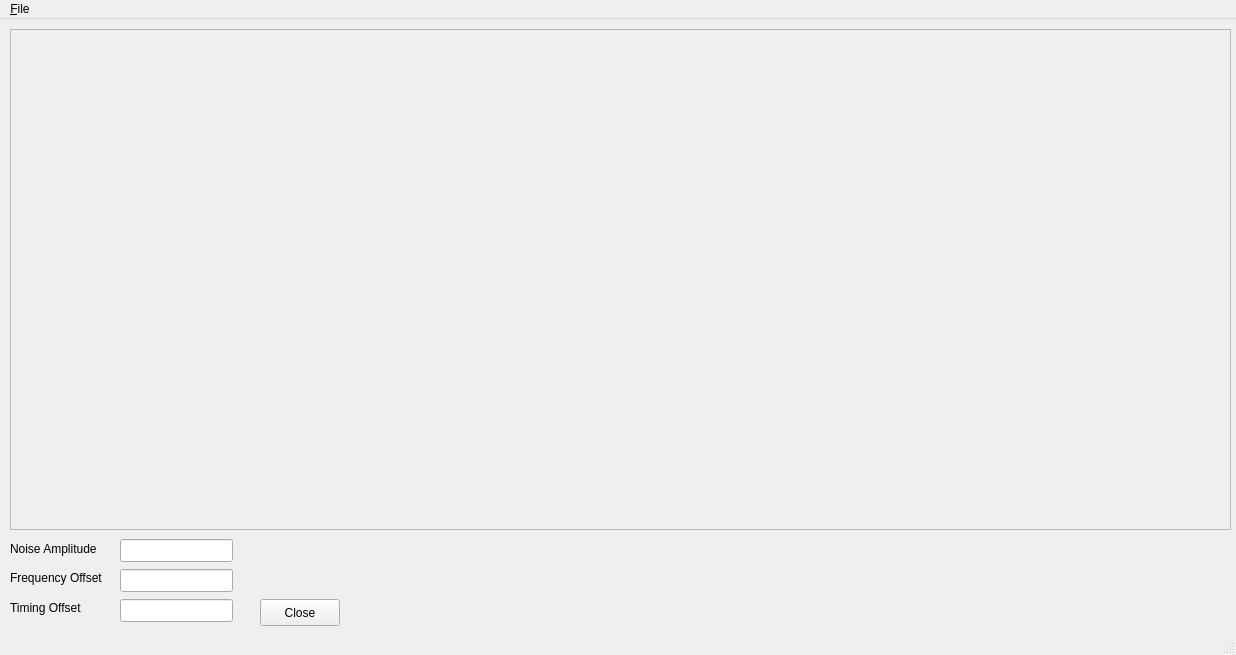
Above: gr-qtgui/src/python/qt_digital_window.ui from ZakyHermawan/gnuradio before the change. Below: the same form after it.
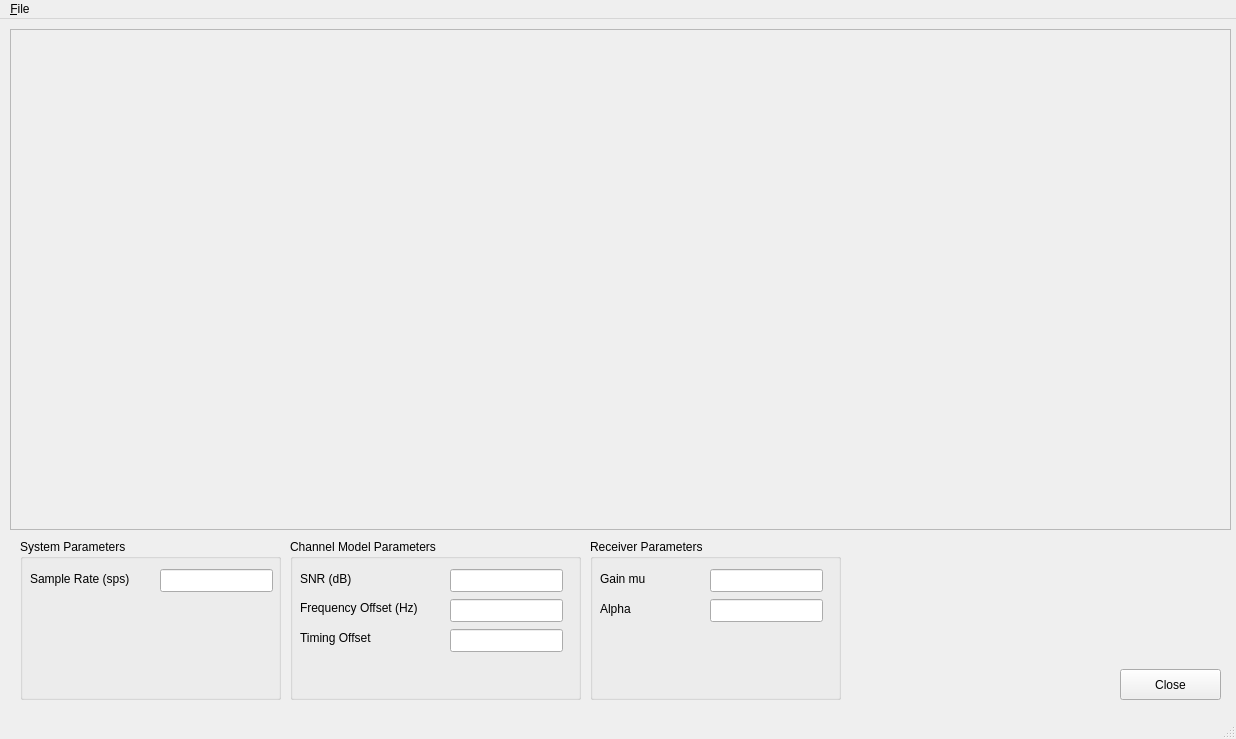
That is the form after the change.

Commit message: Improving digital GUI analysis tool. Adding receiver carrier and timing recovery loop and ability to control the some of the receiver's parameters.

Diff of the .ui file:
```diff
--- a/gr-qtgui/src/python/qt_digital_window.ui
+++ b/gr-qtgui/src/python/qt_digital_window.ui
@@ -1,102 +1,33 @@
 <ui version="4.0" >
  <class>DigitalWindow</class>
- <widget class="QMainWindow" name="DigitalWindow" >
-  <property name="geometry" >
+ <widget class="QMainWindow" name="DigitalWindow">
+  <property name="geometry">
    <rect>
     <x>0</x>
     <y>0</y>
     <width>1236</width>
-    <height>655</height>
+    <height>739</height>
    </rect>
   </property>
   <property name="windowTitle" >
    <string>MainWindow</string>
   </property>
-  <widget class="QWidget" name="centralwidget" >
-   <widget class="QLineEdit" name="noiseEdit" >
-    <property name="geometry" >
+  <widget class="QWidget" name="centralwidget">
+   <widget class="QPushButton" name="closeButton">
+    <property name="geometry">
      <rect>
-      <x>120</x>
-      <y>520</y>
-      <width>113</width>
-      <height>23</height>
+      <x>1120</x>
+      <y>650</y>
+      <width>101</width>
+      <height>31</height>
      </rect>
     </property>
-   </widget>
-   <widget class="QLabel" name="noiseLabel" >
-    <property name="geometry" >
-     <rect>
-      <x>10</x>
-      <y>520</y>
-      <width>111</width>
-      <height>20</height>
-     </rect>
-    </property>
-    <property name="text" >
-     <string>Noise Amplitude</string>
-    </property>
-   </widget>
-   <widget class="QPushButton" name="closeButton" >
-    <property name="geometry" >
-     <rect>
-      <x>260</x>
-      <y>580</y>
-      <width>80</width>
-      <height>27</height>
-     </rect>
-    </property>
-    <property name="text" >
+    <property name="text">
      <string>Close</string>
     </property>
    </widget>
-   <widget class="QLineEdit" name="freqEdit" >
-    <property name="geometry" >
-     <rect>
-      <x>120</x>
-      <y>550</y>
-      <width>113</width>
-      <height>23</height>
-     </rect>
-    </property>
-   </widget>
-   <widget class="QLineEdit" name="timeEdit" >
-    <property name="geometry" >
-     <rect>
-      <x>120</x>
-      <y>580</y>
-      <width>113</width>
-      <height>23</height>
-     </rect>
-    </property>
-   </widget>
-   <widget class="QLabel" name="freqLabel" >
-    <property name="geometry" >
-     <rect>
-      <x>10</x>
-      <y>550</y>
-      <width>101</width>
-      <height>17</height>
-     </rect>
-    </property>
-    <property name="text" >
-     <string>Frequency Offset</string>
-    </property>
-   </widget>
-   <widget class="QLabel" name="timeLabel" >
-    <property name="geometry" >
-     <rect>
-      <x>10</x>
-      <y>580</y>
-      <width>101</width>
-      <height>17</height>
-     </rect>
-    </property>
-    <property name="text" >
-     <string>Timing Offset</string>
-    </property>
-   </widget>
-   <widget class="QFrame" name="sinkFrame" >
-    <property name="geometry" >
+   <widget class="QFrame" name="sinkFrame">
+    <property name="geometry">
      <rect>
       <x>10</x>
       <y>10</y>
@@ -119,7 +50,184 @@
        <height>481</height>
       </rect>
      </property>
-     <layout class="QHBoxLayout" name="sinkLayout" />
+     <layout class="QHBoxLayout" name="sinkLayout"/>
+    </widget>
+   </widget>
+   <widget class="QGroupBox" name="channelModeBox">
+    <property name="geometry">
+     <rect>
+      <x>290</x>
+      <y>520</y>
+      <width>291</width>
+      <height>161</height>
+     </rect>
+    </property>
+    <property name="title">
+     <string>Channel Model Parameters</string>
+    </property>
+    <widget class="QLabel" name="timeLabel">
+     <property name="geometry">
+      <rect>
+       <x>10</x>
+       <y>90</y>
+       <width>101</width>
+       <height>17</height>
+      </rect>
+     </property>
+     <property name="text">
+      <string>Timing Offset</string>
+     </property>
+    </widget>
+    <widget class="QLineEdit" name="timeEdit">
+     <property name="geometry">
+      <rect>
+       <x>160</x>
+       <y>90</y>
+       <width>113</width>
+       <height>23</height>
+      </rect>
+     </property>
+    </widget>
+    <widget class="QLineEdit" name="snrEdit">
+     <property name="geometry">
+      <rect>
+       <x>160</x>
+       <y>30</y>
+       <width>113</width>
+       <height>23</height>
+      </rect>
+     </property>
+    </widget>
+    <widget class="QLabel" name="snrLabel">
+     <property name="geometry">
+      <rect>
+       <x>10</x>
+       <y>30</y>
+       <width>111</width>
+       <height>20</height>
+      </rect>
+     </property>
+     <property name="text">
+      <string>SNR (dB)</string>
+     </property>
+    </widget>
+    <widget class="QLineEdit" name="freqEdit">
+     <property name="geometry">
+      <rect>
+       <x>160</x>
+       <y>60</y>
+       <width>113</width>
+       <height>23</height>
+      </rect>
+     </property>
+    </widget>
+    <widget class="QLabel" name="freqLabel">
+     <property name="geometry">
+      <rect>
+       <x>10</x>
+       <y>60</y>
+       <width>141</width>
+       <height>17</height>
+      </rect>
+     </property>
+     <property name="text">
+      <string>Frequency Offset (Hz)</string>
+     </property>
+    </widget>
+   </widget>
+   <widget class="QGroupBox" name="rxBox">
+    <property name="geometry">
+     <rect>
+      <x>590</x>
+      <y>520</y>
+      <width>251</width>
+      <height>161</height>
+     </rect>
+    </property>
+    <property name="title">
+     <string>Receiver Parameters</string>
+    </property>
+    <widget class="QLineEdit" name="gainMuEdit">
+     <property name="geometry">
+      <rect>
+       <x>120</x>
+       <y>30</y>
+       <width>113</width>
+       <height>23</height>
+      </rect>
+     </property>
+    </widget>
+    <widget class="QLabel" name="gainMuLabel">
+     <property name="geometry">
+      <rect>
+       <x>10</x>
+       <y>30</y>
+       <width>111</width>
+       <height>20</height>
+      </rect>
+     </property>
+     <property name="text">
+      <string>Gain mu</string>
+     </property>
+    </widget>
+    <widget class="QLineEdit" name="alphaEdit">
+     <property name="geometry">
+      <rect>
+       <x>120</x>
+       <y>60</y>
+       <width>113</width>
+       <height>23</height>
+      </rect>
+     </property>
+    </widget>
+    <widget class="QLabel" name="alphaLabel">
+     <property name="geometry">
+      <rect>
+       <x>10</x>
+       <y>60</y>
+       <width>111</width>
+       <height>20</height>
+      </rect>
+     </property>
+     <property name="text">
+      <string>Alpha</string>
+     </property>
+    </widget>
+   </widget>
+   <widget class="QGroupBox" name="sysBox">
+    <property name="geometry">
+     <rect>
+      <x>20</x>
+      <y>520</y>
+      <width>261</width>
+      <height>161</height>
+     </rect>
+    </property>
+    <property name="title">
+     <string>System Parameters</string>
+    </property>
+    <widget class="QLineEdit" name="sampleRateEdit">
+     <property name="geometry">
+      <rect>
+       <x>140</x>
+       <y>30</y>
+       <width>113</width>
+       <height>23</height>
+      </rect>
+     </property>
+    </widget>
+    <widget class="QLabel" name="sampleRateLabel">
+     <property name="geometry">
+      <rect>
+       <x>10</x>
+       <y>30</y>
+       <width>121</width>
+       <height>20</height>
+      </rect>
+     </property>
+     <property name="text">
+      <string>Sample Rate (sps)</string>
+     </property>
     </widget>
    </widget>
   </widget>
```
Left out of the diff: 43 changed lines with no effect on the pictures. The commit also changes 1 other file.
